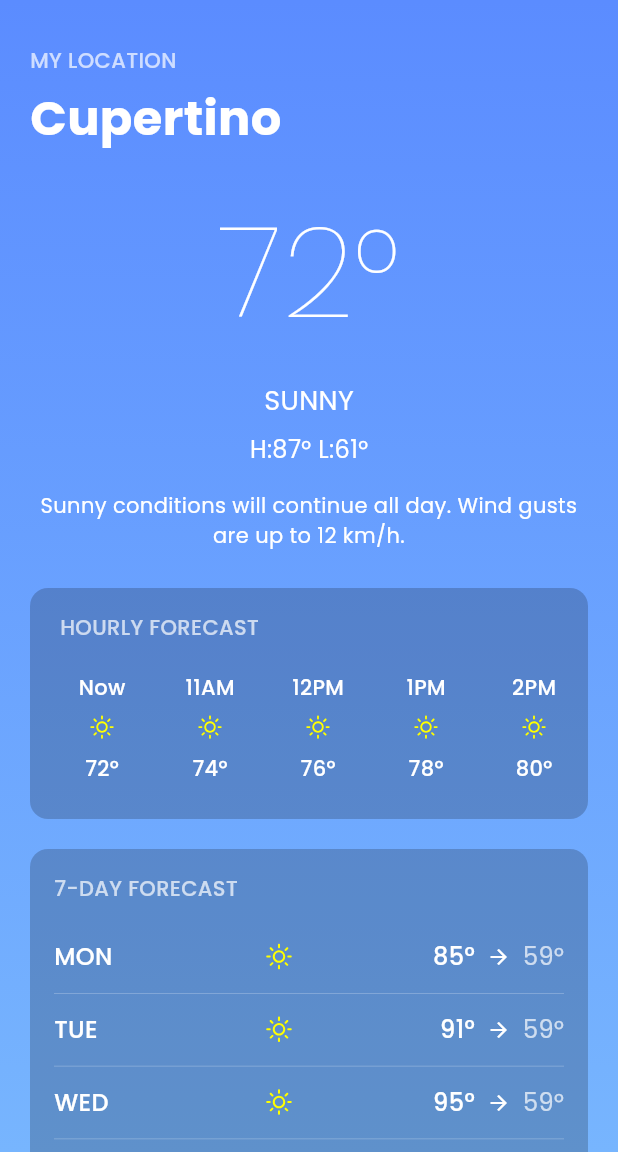
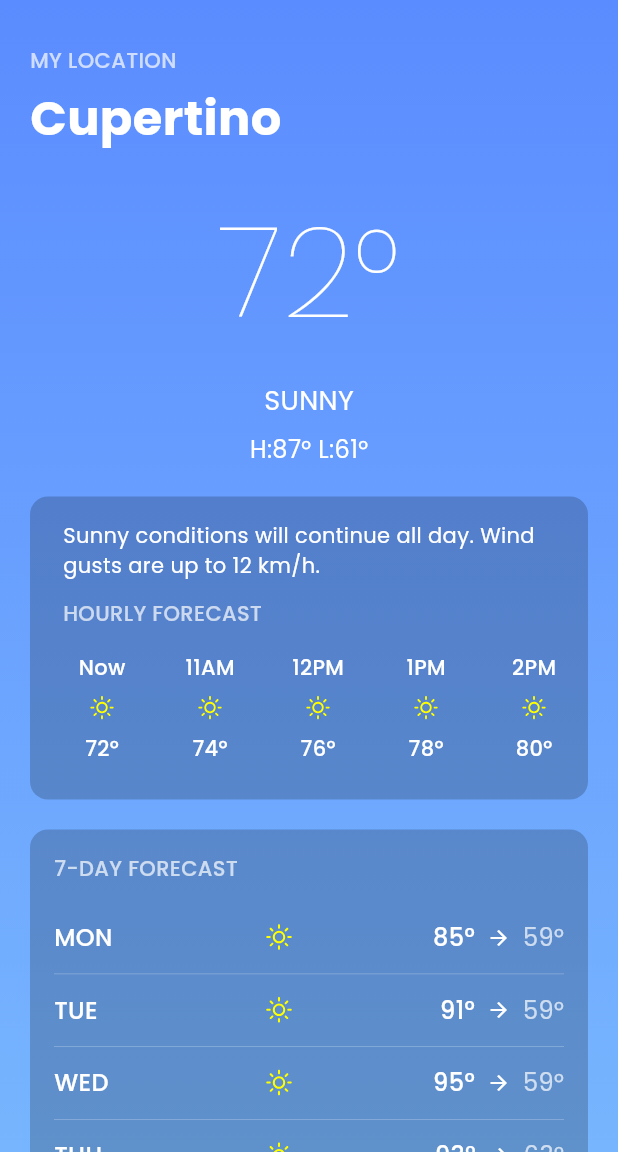
Before and after one commit to hassanbuilds/weather_track, a Flutter app: the screen it shows after launch, on a phone screen of 412 x 824 dp, the part 84-1236 px from its top. Run offline on Flutter 3.47's test engine with Material 3 defaults, Android fonts, the phone set to English and light mode, and no system bars; our stand-ins replace google_fonts, weather_icons; network calls fail.

Commit message:
Move content to the conrtainer

```diff
--- a/lib/weather_screen.dart
+++ b/lib/weather_screen.dart
@@ -293,17 +293,7 @@
                     style: const TextStyle(fontSize: 16, color: Colors.white),
                   ),
                 ),
-                const SizedBox(height: 16),
-
-                // Weather description
-                const Center(
-                  child: Text(
-                    'Sunny conditions will continue all day. Wind gusts are up to 12 km/h.',
-                    textAlign: TextAlign.center,
-                    style: TextStyle(fontSize: 14, color: Colors.white),
-                  ),
-                ),
-                const SizedBox(height: 25),
+                const SizedBox(height: 20),
 
                 // Hourly forecast section with dark background - UPDATED
                 Container(
@@ -319,7 +309,14 @@
                     crossAxisAlignment: CrossAxisAlignment.start,
                     children: [
                       const Padding(
-                        padding: EdgeInsets.only(left: 8, bottom: 12),
+                        padding: EdgeInsets.only(left: 10, bottom: 12),
+                        child: Text(
+                          'Sunny conditions will continue all day. Wind gusts are up to 12 km/h.',
+                          style: TextStyle(fontSize: 14, color: Colors.white),
+                        ),
+                      ),
+                      const Padding(
+                        padding: EdgeInsets.only(left: 10, bottom: 8),
                         child: Text(
                           'HOURLY FORECAST',
                           style: TextStyle(
@@ -330,7 +327,7 @@
                         ),
                       ),
                       SizedBox(
-                        height: 90, // Reduced height for better spacing
+                        height: 90,
                         child: ListView.builder(
                           scrollDirection: Axis.horizontal,
                           itemCount: hourlyForecast.length,
```
